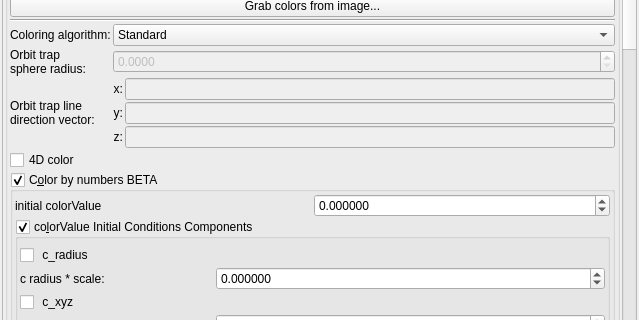
Old version of the form mandelbulber2/qt/material_editor.ui in the repository buddhi1980/mandelbulber2; both pictures show x 0 to 639 and y 299 to 619 of the 639 by 1042 pixel window.
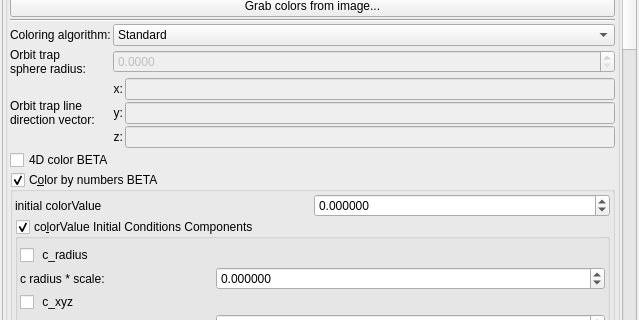
New version of the form. Icons and pictures are not drawn. Custom widgets are drawn as their Qt base class.

Commit message: a trial 4d boxBulb ( i am testing 4D orbit trap color )

Patch:
```diff
--- a/mandelbulber2/qt/material_editor.ui
+++ b/mandelbulber2/qt/material_editor.ui
@@ -627,7 +627,7 @@
           <item>
            <widget class="QCheckBox" name="checkBox_fractal_coloring_color_4D_enabled_false">
             <property name="text">
-             <string notr="true">4D color</string>
+             <string notr="true">4D color BETA</string>
             </property>
            </widget>
           </item>
```
The commit also changes 4 other files.
